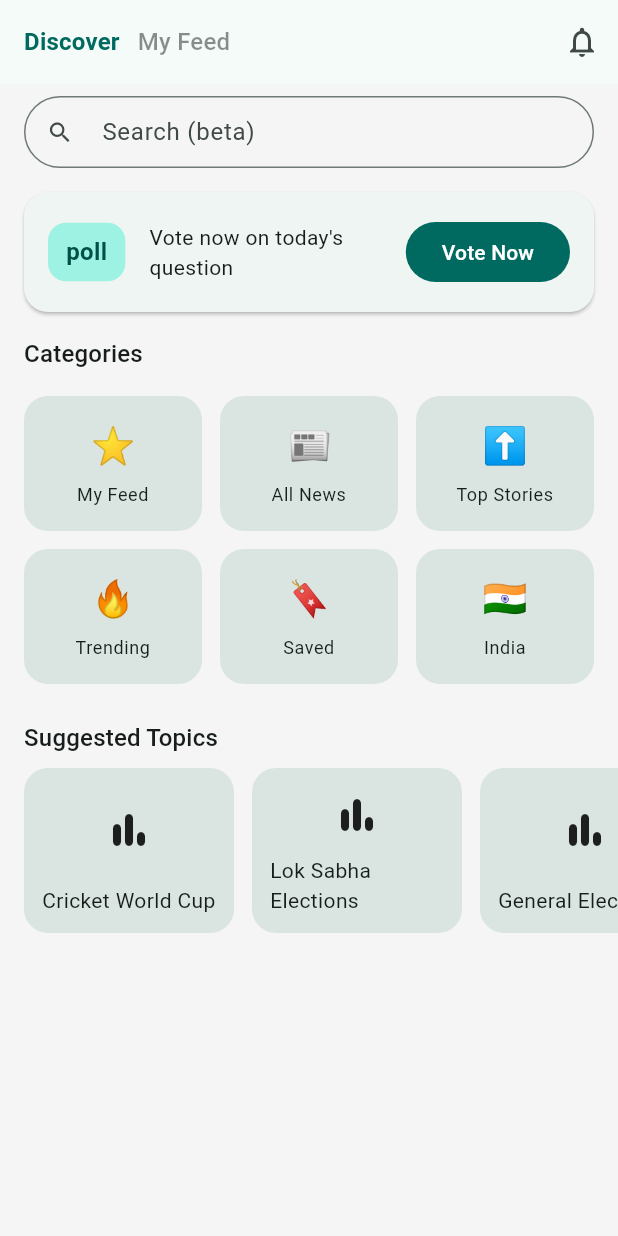
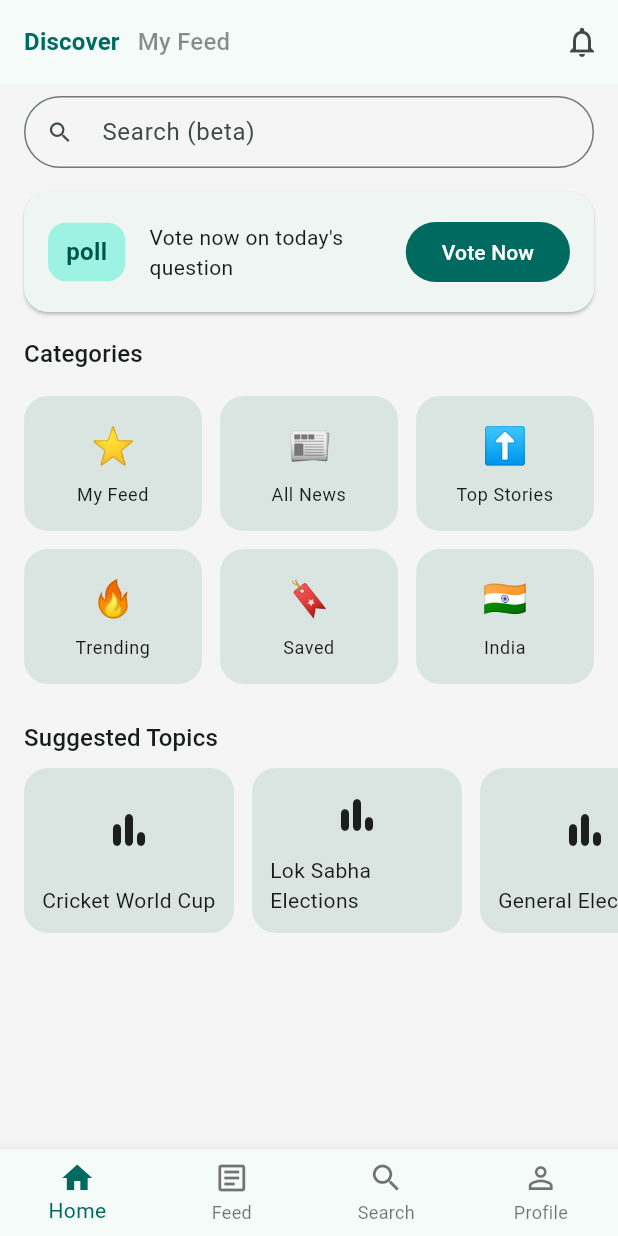
Before and after one commit to ttejas123/NowsShorts, a Flutter app: the screen it shows after launch, on a phone screen of 412 x 824 dp. Run offline on Flutter 3.47's test engine with Material 3 defaults, Android fonts, the phone set to English and light mode, and no system bars; our stand-ins replace flutter_riverpod, go_router; network calls fail.

Commit message:
implement bottom navigation and restructure routing for main app shell

```diff
--- a/lib/app/routes.dart
+++ b/lib/app/routes.dart
@@ -1,35 +1,56 @@
-import 'package:bl_inshort/features/discover/presentation/discover_page.dart';
-import 'package:bl_inshort/features/feed/presentation/feed_page.dart';
-import 'package:flutter/material.dart';
+// import 'package:bl_inshort/features/discover/presentation/discover_page.dart';
+// import 'package:bl_inshort/features/feed/presentation/feed_page.dart';
+// import 'package:flutter/material.dart';
 import 'package:go_router/go_router.dart';
+import 'package:bl_inshort/features/shell/home_shell_page.dart';
 
-// import 'package:shortnews/features/feed/presentation/feed_page.dart';
-// import 'package:shortnews/features/discover/presentation/discover_page.dart';
 
 /// Named routes for clarity
-enum AppRoute {
-  feed,
-  discover,
-}
+// enum AppRoute {
+//   feed,
+//   discover,
+// }
+
+// GoRouter buildRouter() {
+//   return GoRouter(
+//     initialLocation: '/discover',
+//     routes: [
+//       GoRoute(
+//         path: '/feed',
+//         name: AppRoute.feed.name,
+//         pageBuilder: (context, state) => const NoTransitionPage(
+//           child: FeedPage(),
+//         ),
+//       ),
+//       GoRoute(
+//         path: '/discover',
+//         name: AppRoute.discover.name,
+//         pageBuilder: (context, state) => const NoTransitionPage(
+//           child: DiscoverPage(),
+//         ),
+//       ),
+//     ],
+//   );
+// }
+
+
+// import 'package:shortnews/features/shell/home_shell_page.dart';
 
 GoRouter buildRouter() {
   return GoRouter(
-    initialLocation: '/discover',
+    initialLocation: '/',
     routes: [
       GoRoute(
-        path: '/feed',
-        name: AppRoute.feed.name,
+        path: '/',
         pageBuilder: (context, state) => const NoTransitionPage(
-          child: FeedPage(),
+          child: HomeShellPage(),
         ),
       ),
-      GoRoute(
-        path: '/discover',
-        name: AppRoute.discover.name,
-        pageBuilder: (context, state) => const NoTransitionPage(
-          child: DiscoverPage(),
-        ),
-      ),
+      // later: add story/detail routes here
+      // GoRoute(
+      //   path: '/story/:id',
+      //   builder: (context, state) => StoryPage(id: state.pathParameters['id']!),
+      // ),
     ],
   );
 }
--- /dev/null
+++ b/lib/features/shell/home_shell_page.dart
@@ -0,0 +1,62 @@
+import 'package:bl_inshort/features/profile/presentation/profile_page.dart';
+import 'package:bl_inshort/features/search/presentation/search_page.dart';
+import 'package:flutter/material.dart';
+import 'package:flutter_riverpod/flutter_riverpod.dart';
+
+import 'navigation_providers.dart';
+import 'package:bl_inshort/features/discover/presentation/discover_page.dart';
+import 'package:bl_inshort/features/feed/presentation/feed_page.dart';
+
+class HomeShellPage extends ConsumerWidget {
+  const HomeShellPage({super.key});
+
+  @override
+  Widget build(BuildContext context, WidgetRef ref) {
+    final currentIndex = ref.watch(bottomNavIndexProvider);
+    final controller = ref.read(bottomNavIndexProvider.notifier);
+
+    // Use IndexedStack to preserve state of each tab
+    Widget body = IndexedStack(
+      index: currentIndex,
+      children: const [
+        DiscoverPage(),
+        FeedPage(),
+        SearchPage(),
+        ProfilePage(),
+      ],
+    );
+
+    return Scaffold(
+      body: body,
+      bottomNavigationBar: BottomNavigationBar(
+        currentIndex: currentIndex,
+        type: BottomNavigationBarType.fixed,
+        onTap: (index) {
+          controller.state = index;
+        },
+        items: const [
+          BottomNavigationBarItem(
+            icon: Icon(Icons.home_outlined),
+            activeIcon: Icon(Icons.home),
+            label: 'Home',
+          ),
+          BottomNavigationBarItem(
+            icon: Icon(Icons.article_outlined),
+            activeIcon: Icon(Icons.article),
+            label: 'Feed',
+          ),
+          BottomNavigationBarItem(
+            icon: Icon(Icons.search),
+            activeIcon: Icon(Icons.search),
+            label: 'Search',
+          ),
+          BottomNavigationBarItem(
+            icon: Icon(Icons.person_outline),
+            activeIcon: Icon(Icons.person),
+            label: 'Profile',
+          ),
+        ],
+      ),
+    );
+  }
+}
--- /dev/null
+++ b/lib/features/shell/navigation_providers.dart
@@ -0,0 +1,5 @@
+import 'package:flutter_riverpod/flutter_riverpod.dart';
+import 'package:flutter_riverpod/legacy.dart';
+
+/// 0 = Discover, 1 = Feed, 2 = Search, 3 = Profile
+final bottomNavIndexProvider = StateProvider<int>((ref) => 0);
```
Also changed, not shown: lib/features/feed/presentation/feed_page.dart (+8 -7 lines), lib/features/profile/presentation/profile_page.dart (added, +18 -0 lines), lib/features/search/presentation/search_page.dart (added, +18 -0 lines).
